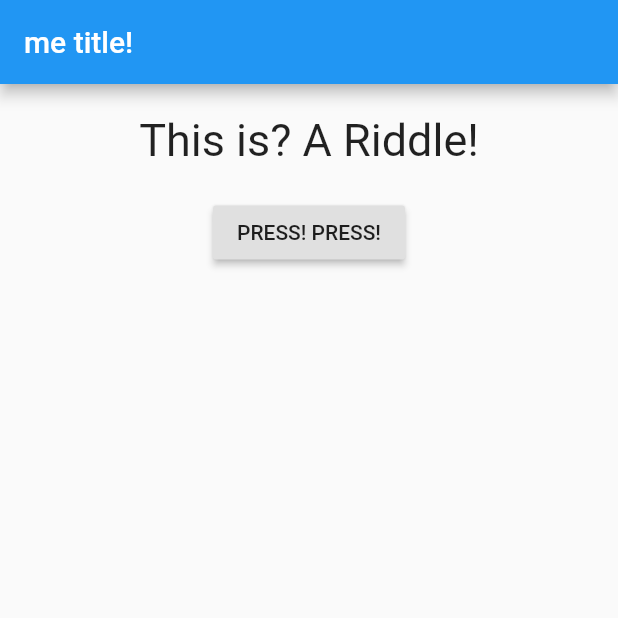
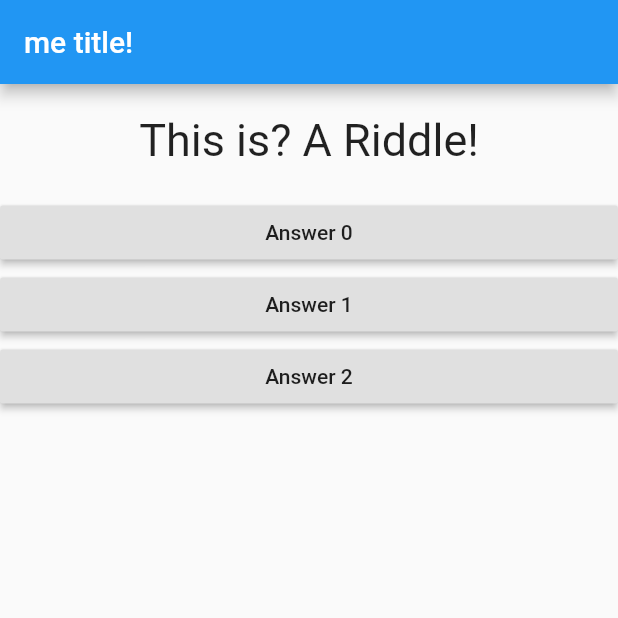
Before and after one commit to flypenguin/course_udemy_flutter, a Flutter app: the screen it shows after launch, on a phone screen of 412 x 824 dp, the top half of it. Run offline on Flutter 3.47's test engine with Material 2 defaults, Android fonts, the phone set to English and light mode, and no system bars.

Commit message:
adding Answer widget

```diff
--- /dev/null
+++ b/lib/answer.dart
@@ -0,0 +1,19 @@
+import "package:flutter/material.dart";
+
+class Answer extends StatelessWidget {
+  final Function onPressed;
+  final int answerNo;
+
+  Answer(this.answerNo, this.onPressed);
+
+  @override
+  Widget build(BuildContext context) {
+    return Container(
+      width: double.infinity,
+      child: RaisedButton(
+        child: Text("Answer $answerNo"),
+        onPressed: onPressed,
+      ),
+    );
+  }
+}
--- a/lib/main.dart
+++ b/lib/main.dart
@@ -1,5 +1,6 @@
 import 'package:flutter/material.dart';
 import "./question.dart";
+import "./answer.dart";
 
 void main() {
   runApp(MyApp());
@@ -36,10 +37,9 @@ class _MyAppState extends State<MyApp> {
             appBar: AppBar(title: Text('me title!')),
             body: Column(children: [
               Question(_texts[_cycle]),
-              RaisedButton(
-                child: Text("PRESS! PRESS!"),
-                onPressed: _buttonPressed,
-              )
+              Answer(0, _buttonPressed),
+              Answer(1, _buttonPressed),
+              Answer(2, _buttonPressed),
             ])));
   }
 }
```
